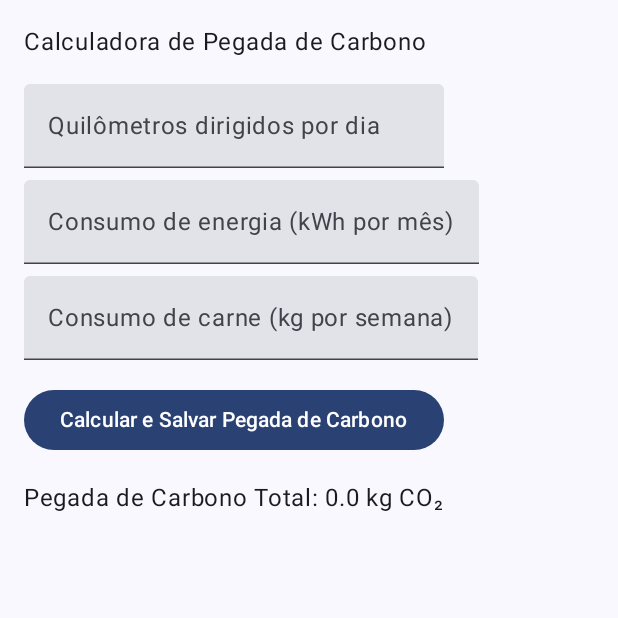
After one commit to allef-rodri/HearFlash, an Android app built with Jetpack Compose: the composable CarbonFootprintCalculator shown on its own in the app's theme, on a phone screen of 412 x 824 dp, the top half of it. The commit adds this screen. Run offline under Robolectric (Android 15) with nearby library versions, the phone set to English and light mode, and no system bars; our stand-ins replace Firebase (no records; nobody signed in at launch, a user with empty details on screens opened directly), livedata-compose.

Commit message:
merge com a tela de calculo

```diff
--- a/app/build.gradle.kts
+++ b/app/build.gradle.kts
@@ -53,6 +53,9 @@ dependencies {
     implementation(libs.androidx.navigation.compose)
     implementation(libs.firebase.auth)
     implementation(libs.androidx.runtime.livedata)
+    implementation(libs.firebase.auth.ktx)
+    implementation(libs.firebase.firestore)
+    implementation(libs.firebase.firestore.ktx)
     testImplementation(libs.junit)
     androidTestImplementation(libs.androidx.junit)
     androidTestImplementation(libs.androidx.espresso.core)
--- a/app/src/main/java/br/com/hearflash/MainActivity.kt
+++ b/app/src/main/java/br/com/hearflash/MainActivity.kt
@@ -9,12 +9,13 @@ import androidx.compose.foundation.layout.padding
 import androidx.compose.material3.Scaffold
 import androidx.compose.ui.Modifier
 import br.com.hearflash.ui.theme.EcocreditosTheme
+import com.google.firebase.FirebaseApp
 
 class MainActivity : ComponentActivity() {
     override fun onCreate(savedInstanceState: Bundle?) {
         super.onCreate(savedInstanceState)
         enableEdgeToEdge()
-
+        FirebaseApp.initializeApp(this)
         val authViewModel = AuthViewModel()
 
         setContent {
--- /dev/null
+++ b/app/src/main/java/br/com/hearflash/screens/CarbonFootprintCalculator.kt
@@ -0,0 +1,122 @@
+package br.com.hearflash.screens
+
+import android.util.Log
+import androidx.compose.foundation.layout.Column
+import androidx.compose.foundation.layout.Spacer
+import androidx.compose.foundation.layout.height
+import androidx.compose.foundation.layout.padding
+import androidx.compose.foundation.text.KeyboardOptions
+import androidx.compose.material3.Button
+import androidx.compose.material3.Text
+import androidx.compose.material3.TextField
+import androidx.compose.runtime.Composable
+import androidx.compose.runtime.remember
+import androidx.compose.ui.Modifier
+import androidx.compose.ui.text.input.KeyboardType
+import androidx.compose.ui.unit.dp
+import androidx.compose.material3.MaterialTheme
+import androidx.compose.runtime.LaunchedEffect
+import androidx.compose.runtime.getValue
+import androidx.compose.runtime.livedata.observeAsState
+import androidx.compose.runtime.mutableStateOf
+import androidx.compose.runtime.setValue
+import androidx.navigation.NavController
+import com.google.firebase.firestore.FirebaseFirestore
+import br.com.hearflash.AuthViewModel
+import com.google.firebase.auth.FirebaseAuth
+
+@Composable
+fun CarbonFootprintCalculator(modifier: Modifier = Modifier, navController: NavController, authViewModel: AuthViewModel) {
+
+    val authState = authViewModel.authState.observeAsState()
+
+    LaunchedEffect(authState.value) {
+        when (authState.value) {
+            is AuthViewModel.AuthState.Unauthenticated -> navController.navigate("login")
+            else -> Unit
+        }
+    }
+
+    var kmDriven by remember { mutableStateOf("") }
+    var energyConsumption by remember { mutableStateOf("") }
+    var meatConsumption by remember { mutableStateOf("") }
+    var totalCarbon by remember { mutableStateOf(0f) }
+
+    val db = FirebaseFirestore.getInstance()
+
+    // Função para salvar a pegada de carbono no Firebase
+    fun saveCarbonFootprintToFirebase(kmDriven: Float, energyConsumption: Float, meatConsumption: Float, totalCarbon: Float) {
+        val carbonData = hashMapOf(
+            "km_driven" to kmDriven,
+            "energy_consumption" to energyConsumption,
+            "meat_consumption" to meatConsumption,
+            "total_carbon" to totalCarbon,
+            "timestamp" to System.currentTimeMillis()  // Adicionando um timestamp
+        )
+        val user = FirebaseAuth.getInstance().currentUser
+        db.collection("carbon_footprints")
+            .add(carbonData)
+            .addOnSuccessListener { documentReference ->
+                println("Pegada de carbono salva com ID: ${documentReference.id}")
+            }
+            .addOnFailureListener { e ->
+                println("Erro ao salvar pegada de carbono: $e")
+                Log.e("FirestoreError", "Erro ao salvar pegada de carbono: ", e)
+            }
+    }
+
+    Column(modifier = Modifier.padding(16.dp)) {
+        Text("Calculadora de Pegada de Carbono")
+
+        Spacer(modifier = Modifier.height(16.dp))
+
+        TextField(
+            value = kmDriven,
+            onValueChange = { kmDriven = it },
+            label = { Text("Quilômetros dirigidos por dia") },
+            keyboardOptions = KeyboardOptions.Default.copy(keyboardType = KeyboardType.Number)
+        )
+
+        Spacer(modifier = Modifier.height(8.dp))
+
+        TextField(
+            value = energyConsumption,
+            onValueChange = { energyConsumption = it },
+            label = { Text("Consumo de energia (kWh por mês)") },
+            keyboardOptions = KeyboardOptions.Default.copy(keyboardType = KeyboardType.Number)
+        )
+
+        Spacer(modifier = Modifier.height(8.dp))
+
+        TextField(
+            value = meatConsumption,
+            onValueChange = { meatConsumption = it },
+            label = { Text("Consumo de carne (kg por semana)") },
+            keyboardOptions = KeyboardOptions.Default.copy(keyboardType = KeyboardType.Number)
+        )
+
+        Spacer(modifier = Modifier.height(16.dp))
+
+        Button(onClick = {
+            val kmDrivenFloat = kmDriven.toFloatOrNull() ?: 0f
+            val energyFloat = energyConsumption.toFloatOrNull() ?: 0f
+            val meatFloat = meatConsumption.toFloatOrNull() ?: 0f
+
+            // Cálculo da pegada de carbono
+            val carbonFromCar = kmDrivenFloat * 0.24f
+            val carbonFromEnergy = energyFloat * 0.5f
+            val carbonFromMeat = meatFloat * 2.5f
+
+            totalCarbon = carbonFromCar + carbonFromEnergy + carbonFromMeat
+
+            // Salvar no Firestore
+            saveCarbonFootprintToFirebase(kmDrivenFloat, energyFloat, meatFloat, totalCarbon)
+        }) {
+            Text("Calcular e Salvar Pegada de Carbono")
+        }
+
+        Spacer(modifier = Modifier.height(16.dp))
+
+        Text("Pegada de Carbono Total: $totalCarbon kg CO₂")
+    }
+}
--- a/app/src/main/java/br/com/hearflash/screens/Home.kt
+++ b/app/src/main/java/br/com/hearflash/screens/Home.kt
@@ -37,8 +37,8 @@ fun Home(modifier: Modifier = Modifier, navController: NavController, authViewMo
     ) {
         Text(text = "Home", fontSize = 32.sp)
 
-        TextButton(onClick = { authViewModel.logout() }) {
-            Text(text = "Sair")
+        TextButton(onClick = { navController.navigate("carbonCalculator") }) {
+            Text(text = "Calculadora")
         }
     }
 }
```
Also changed, not shown: app/src/main/java/br/com/hearflash/MyAppNavigation.kt (+9 -0 lines), gradle/libs.versions.toml (+7 -1 lines).
